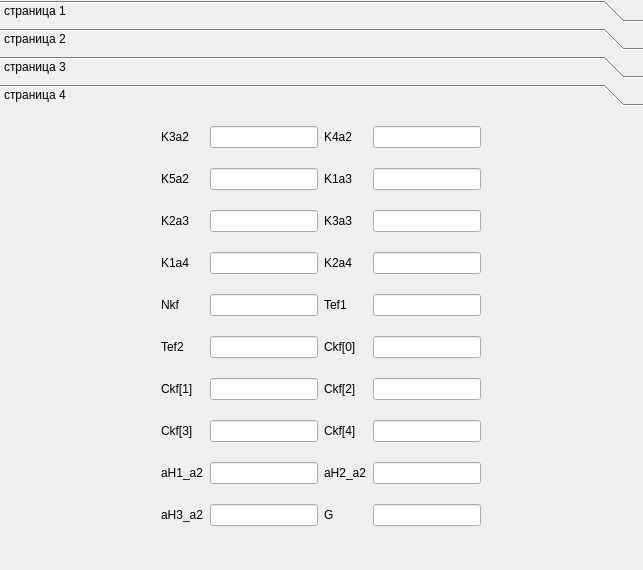
shuric80/aknp, file paramtable.ui: the form before one commit.
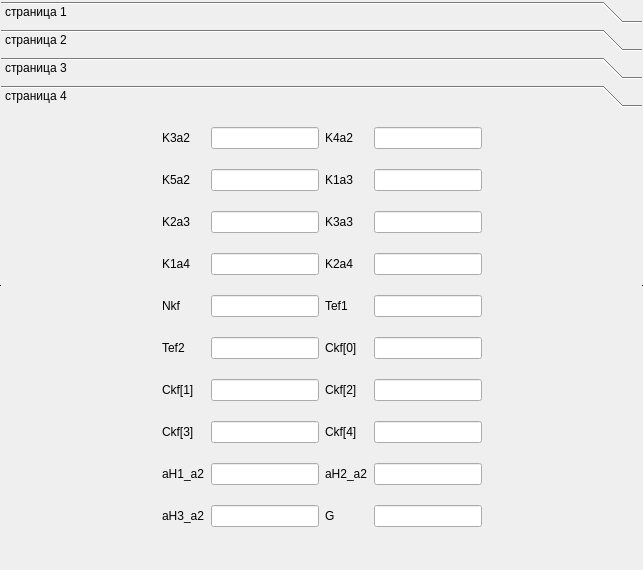
The form after the commit.

Commit message: label->lineEdit  in ake

What changed in the file:
```diff
--- a/paramtable.ui
+++ b/paramtable.ui
@@ -2,6 +2,9 @@
 <ui version="4.0">
  <class>ParamTable</class>
  <widget class="QToolBox" name="ParamTable">
+  <property name="enabled">
+   <bool>true</bool>
+  </property>
   <property name="geometry">
    <rect>
     <x>0</x>
@@ -16,6 +19,9 @@
   <property name="toolTip">
    <string>&lt;html&gt;&lt;head/&gt;&lt;body&gt;&lt;p&gt;&lt;br/&gt;&lt;/p&gt;&lt;p&gt;&lt;br/&gt;&lt;/p&gt;&lt;/body&gt;&lt;/html&gt;</string>
   </property>
+  <property name="frameShape">
+   <enum>QFrame::HLine</enum>
+  </property>
   <property name="currentIndex">
    <number>3</number>
   </property>
@@ -789,8 +795,8 @@
     <rect>
      <x>0</x>
      <y>0</y>
-     <width>643</width>
-     <height>446</height>
+     <width>641</width>
+     <height>444</height>
     </rect>
    </property>
    <attribute name="label">
```
Left out of the diff: 12 changed lines with no effect on the pictures. The commit also changes 19 other files.
